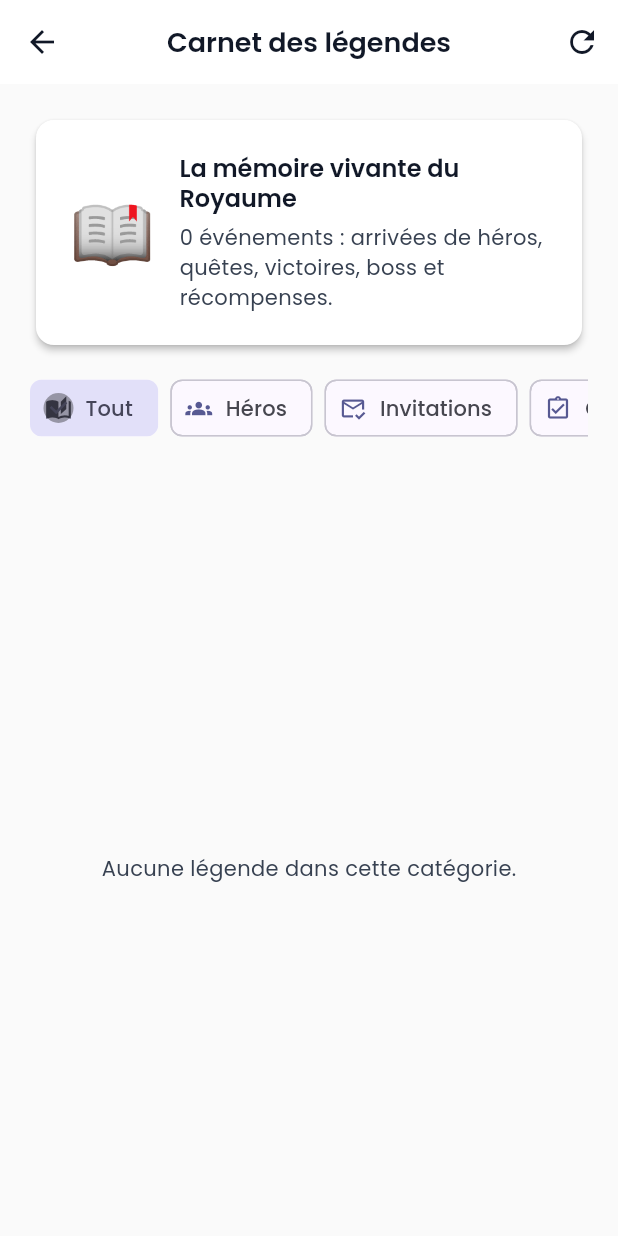
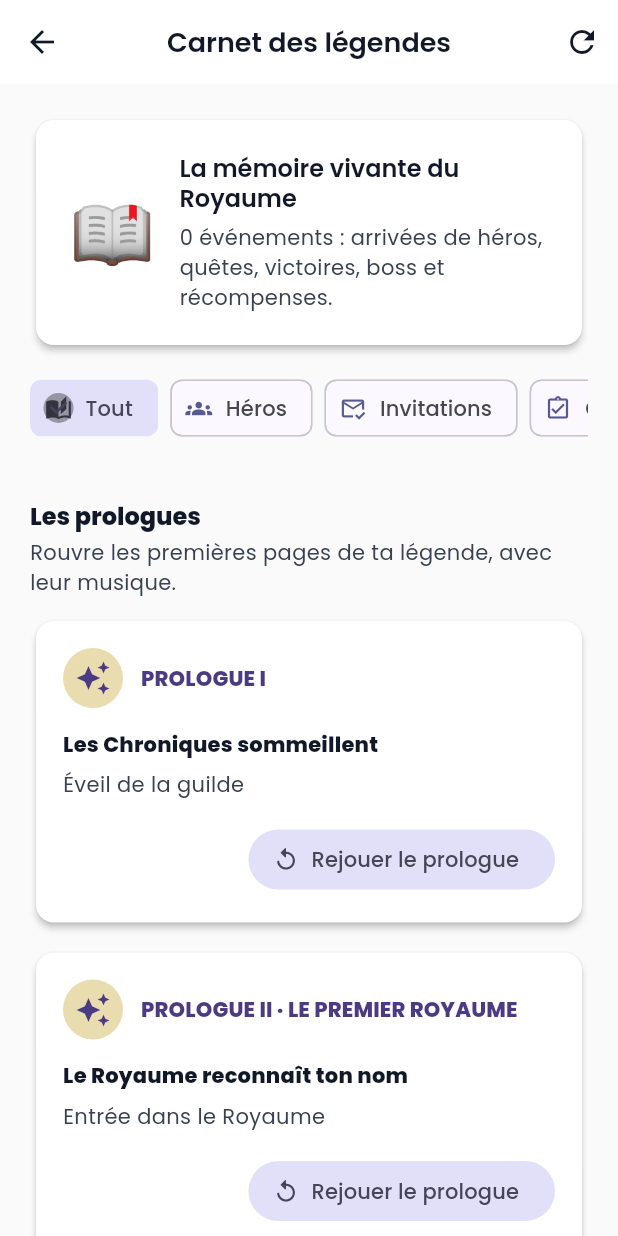
Before and after one commit to HomeQuest33310/homequest, a Flutter app: the KingdomLegendPage screen opened by its route, on a phone screen of 412 x 824 dp. Run offline on Flutter 3.47's test engine with Material 3 defaults, Android fonts, the phone set to English and light mode, and no system bars; our stand-ins replace audioplayers, flutter_dotenv, flutter_riverpod, go_router, google_fonts, shared_preferences and 1 more; accounts and stored records are empty.

Commit message:
feat(chronicles): add replayable prologues

```diff
--- a/app/lib/src/features/chronicles/presentation/kingdom_legend_page.dart
+++ b/app/lib/src/features/chronicles/presentation/kingdom_legend_page.dart
@@ -3,6 +3,10 @@ import 'package:flutter_riverpod/flutter_riverpod.dart';
 import 'package:go_router/go_router.dart';
 import 'package:intl/intl.dart';
 
+import '../../family/providers/family_provider.dart';
+import '../../kingdom/providers/kingdom_provider.dart';
+import '../../opening/domain/opening_experience.dart';
+import '../../opening/presentation/show_opening_replay.dart';
 import '../domain/kingdom_legend_entry.dart';
 import '../providers/chronicles_provider.dart';
 
@@ -19,6 +23,8 @@ class _KingdomLegendPageState extends ConsumerState<KingdomLegendPage> {
   @override
   Widget build(BuildContext context) {
     final legendAsync = ref.watch(kingdomLegendProvider);
+    final family = ref.watch(currentFamilyProvider).valueOrNull;
+    final kingdom = ref.watch(currentKingdomProvider).valueOrNull;
 
     return Scaffold(
       appBar: AppBar(
@@ -65,6 +71,17 @@ class _KingdomLegendPageState extends ConsumerState<KingdomLegendPage> {
                     },
                   ),
                 ),
+                SliverToBoxAdapter(
+                  child: _ProloguesSection(
+                    awakeningDate: family?.createdAt,
+                    kingdomArrivalDate: kingdom?.createdAt,
+                    kingdomName: kingdom?.name,
+                    onReplay: (experience) => showOpeningReplay(
+                      context: context,
+                      experience: experience,
+                    ),
+                  ),
+                ),
                 if (filtered.isEmpty)
                   const SliverFillRemaining(
                     hasScrollBody: false,
@@ -86,6 +103,160 @@ class _KingdomLegendPageState extends ConsumerState<KingdomLegendPage> {
             ),
           );
         },
+      ),
+    );
+  }
+}
+
+class _ProloguesSection extends StatelessWidget {
+  const _ProloguesSection({
+    required this.awakeningDate,
+    required this.kingdomArrivalDate,
+    required this.kingdomName,
+    required this.onReplay,
+  });
+
+  final DateTime? awakeningDate;
+  final DateTime? kingdomArrivalDate;
+  final String? kingdomName;
+  final ValueChanged<OpeningExperience> onReplay;
+
+  @override
+  Widget build(BuildContext context) {
+    return Padding(
+      padding: const EdgeInsets.fromLTRB(20, 0, 20, 20),
+      child: Column(
+        crossAxisAlignment: CrossAxisAlignment.start,
+        children: [
+          Text(
+            'Les prologues',
+            style: Theme.of(context).textTheme.titleLarge?.copyWith(
+                  fontWeight: FontWeight.w800,
+                ),
+          ),
+          const SizedBox(height: 4),
+          Text(
+            'Rouvre les premières pages de ta légende, avec leur musique.',
+            style: Theme.of(context).textTheme.bodyMedium,
+          ),
+          const SizedBox(height: 12),
+          LayoutBuilder(
+            builder: (context, constraints) {
+              final cards = [
+                _PrologueCard(
+                  experience: OpeningExperience.firstAwakening,
+                  createdAt: awakeningDate,
+                  contextLabel: 'Éveil de la guilde',
+                  onReplay: () => onReplay(OpeningExperience.firstAwakening),
+                ),
+                _PrologueCard(
+                  experience: OpeningExperience.kingdomArrival,
+                  createdAt: kingdomArrivalDate,
+                  contextLabel: kingdomName == null
+                      ? 'Entrée dans le Royaume'
+                      : 'Entrée dans $kingdomName',
+                  onReplay: () => onReplay(OpeningExperience.kingdomArrival),
+                ),
+              ];
+
+              if (constraints.maxWidth < 760) {
+                return Column(
+                  children: [
+                    cards.first,
+                    const SizedBox(height: 12),
+                    cards.last,
+                  ],
+                );
+              }
+
+              return Row(
+                crossAxisAlignment: CrossAxisAlignment.start,
+                children: [
+                  Expanded(child: cards.first),
+                  const SizedBox(width: 12),
+                  Expanded(child: cards.last),
+                ],
+              );
+            },
+          ),
+        ],
+      ),
+    );
+  }
+}
+
+class _PrologueCard extends StatelessWidget {
+  const _PrologueCard({
+    required this.experience,
+    required this.createdAt,
+    required this.contextLabel,
+    required this.onReplay,
+  });
+
+  final OpeningExperience experience;
+  final DateTime? createdAt;
+  final String contextLabel;
+  final VoidCallback onReplay;
+
+  @override
+  Widget build(BuildContext context) {
+    final theme = Theme.of(context);
+
+    return Card(
+      clipBehavior: Clip.antiAlias,
+      child: InkWell(
+        onTap: onReplay,
+        child: Padding(
+          padding: const EdgeInsets.all(18),
+          child: Column(
+            crossAxisAlignment: CrossAxisAlignment.start,
+            children: [
+              Row(
+                children: [
+                  const CircleAvatar(
+                    backgroundColor: Color(0xFFE9DDAF),
+                    child: Icon(Icons.auto_awesome, color: Color(0xFF4B3B82)),
+                  ),
+                  const SizedBox(width: 12),
+                  Expanded(
+                    child: Text(
+                      experience.eyebrow,
+                      style: theme.textTheme.labelLarge?.copyWith(
+                        color: const Color(0xFF4B3B82),
+                        fontWeight: FontWeight.w800,
+                      ),
+                    ),
+                  ),
+                ],
+              ),
+              const SizedBox(height: 14),
+              Text(
+                experience.title,
+                style: theme.textTheme.titleMedium?.copyWith(
+                  fontWeight: FontWeight.w800,
+                ),
+              ),
+              const SizedBox(height: 6),
+              Text(contextLabel),
+              if (createdAt != null) ...[
+                const SizedBox(height: 4),
+                Text(
+                  'Inscrit le ${DateFormat('dd/MM/yyyy à HH:mm').format(createdAt!.toLocal())}',
+                  style: theme.textTheme.bodySmall,
+                ),
+              ],
+              const SizedBox(height: 16),
+              Align(
+                alignment: Alignment.centerRight,
+                child: FilledButton.tonalIcon(
+                  onPressed: onReplay,
+                  icon: const Icon(Icons.replay_rounded),
+                  label: const Text('Rejouer le prologue'),
+                ),
+              ),
+            ],
+          ),
+        ),
       ),
     );
   }
--- a/app/lib/src/features/kingdom/domain/kingdom.dart
+++ b/app/lib/src/features/kingdom/domain/kingdom.dart
@@ -6,6 +6,7 @@ class Kingdom {
     required this.kind,
     required this.icon,
     required this.isPrimary,
+    required this.createdAt,
     this.membershipRole = 'adventurer',
     this.membershipScope = 'kingdom',
     this.membershipDomainId,
@@ -22,6 +23,7 @@ class Kingdom {
       icon: map['icon'] as String? ?? '🏠',
       description: map['description'] as String?,
       isPrimary: map['is_primary'] as bool? ?? false,
+      createdAt: DateTime.parse(map['created_at'] as String),
       membershipRole: map['membership_role'] as String? ?? 'adventurer',
       membershipScope: map['membership_scope'] as String? ?? 'kingdom',
       membershipDomainId: map['membership_domain_id'] as String?,
@@ -38,6 +40,7 @@ class Kingdom {
   final String icon;
   final String? description;
   final bool isPrimary;
+  final DateTime createdAt;
   final String membershipRole;
   final String membershipScope;
   final String? membershipDomainId;
--- a/app/lib/src/features/kingdom/providers/kingdom_provider.dart
+++ b/app/lib/src/features/kingdom/providers/kingdom_provider.dart
@@ -24,6 +24,7 @@ final availableKingdomsProvider = FutureProvider<List<Kingdom>>((ref) async {
       icon,
       description,
       is_primary,
+      created_at,
       archived_at
     )
   ''').eq('member.user_id', user.id).eq('is_active', true);
--- /dev/null
+++ b/app/lib/src/features/opening/presentation/show_opening_replay.dart
@@ -0,0 +1,32 @@
+import 'package:flutter/material.dart';
+
+import '../domain/opening_experience.dart';
+import 'opening_page.dart';
+
+Future<void> showOpeningReplay({
+  required BuildContext context,
+  required OpeningExperience experience,
+}) async {
+  final replayExperience = OpeningExperience(
+    kind: experience.kind,
+    eyebrow: experience.eyebrow,
+    title: experience.title,
+    phrases: experience.phrases,
+    startLabel: 'Rejouer le prologue',
+    finishLabel: 'Revenir au Carnet',
+  );
+
+  await Navigator.of(context).push<void>(
+    PageRouteBuilder<void>(
+      opaque: true,
+      transitionDuration: const Duration(milliseconds: 900),
+      reverseTransitionDuration: const Duration(milliseconds: 500),
+      pageBuilder: (routeContext, animation, secondaryAnimation) => OpeningPage(
+        experience: replayExperience,
+        onFinished: () => Navigator.of(routeContext).pop(),
+      ),
+      transitionsBuilder: (context, animation, secondaryAnimation, child) =>
+          FadeTransition(opacity: animation, child: child),
+    ),
+  );
+}
```
